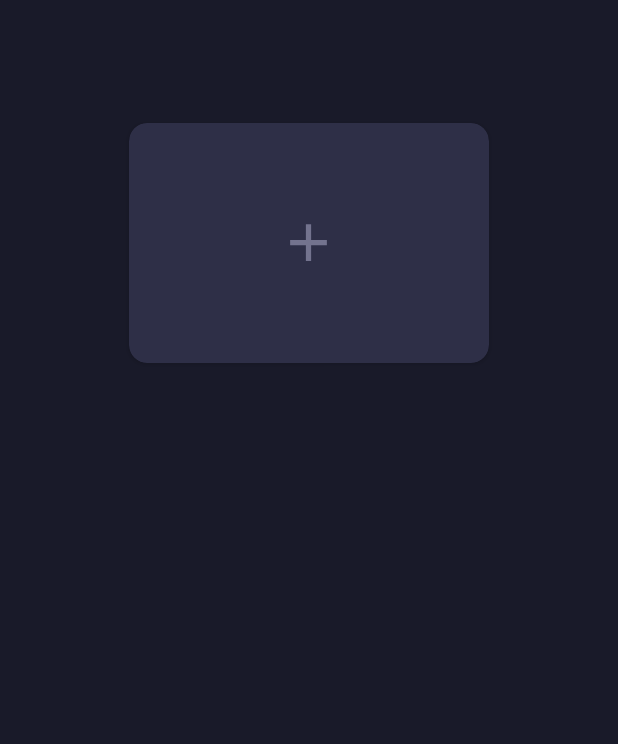
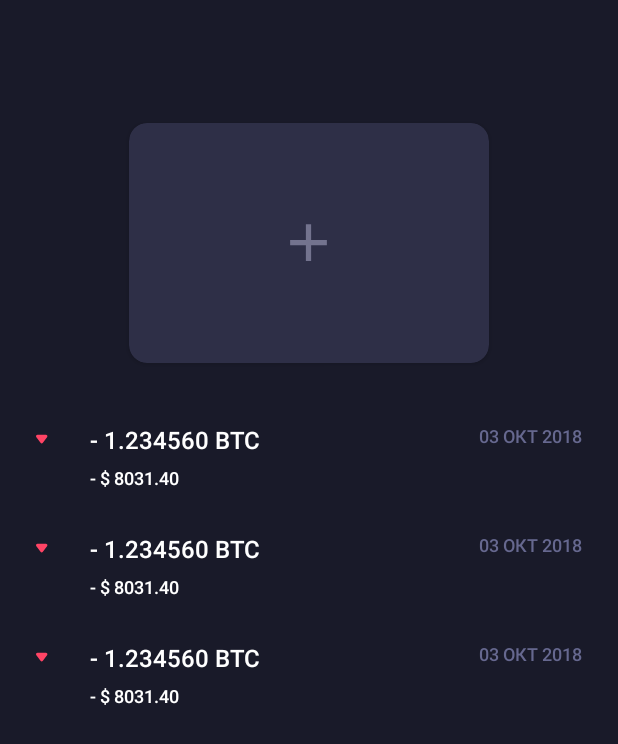
Before and after one commit to AnnaSedykh/LoftCoin, an Android app: the layout fragment_wallets.xml on its own in the app's theme, with its tools: preview values and no code run, on a phone screen of 412 x 824 dp. Shown: the top 744 px of the screen. Run offline under Robolectric (Android 15) with nearby library versions, the phone set to English and light mode, and no system bars; network calls fail.

Commit message:
Homework_9

```diff
--- a/app/src/main/java/com/annasedykh/loftcoin/data/api/model/Coin.java
+++ b/app/src/main/java/com/annasedykh/loftcoin/data/api/model/Coin.java
@@ -6,7 +6,8 @@ import java.util.Map;
 
 public class Coin {
 
-    public int id;
+    @SerializedName("id")
+    public int coinId;
 
     public String name;
 
--- a/app/src/main/java/com/annasedykh/loftcoin/data/db/Database.java
+++ b/app/src/main/java/com/annasedykh/loftcoin/data/db/Database.java
@@ -1,6 +1,8 @@
 package com.annasedykh.loftcoin.data.db;
 
 import com.annasedykh.loftcoin.data.db.model.CoinEntity;
+import com.annasedykh.loftcoin.data.db.model.TransactionEntity;
+import com.annasedykh.loftcoin.data.db.model.TransactionModel;
 import com.annasedykh.loftcoin.data.db.model.WalletEntity;
 import com.annasedykh.loftcoin.data.db.model.WalletModel;
 
@@ -14,9 +16,13 @@ public interface Database {
 
     void saveWallet(WalletEntity wallet);
 
+    void saveTransaction(List<TransactionEntity> transactions);
+
     Flowable<List<CoinEntity>> getCoins();
 
     Flowable<List<WalletModel>> getWallets();
 
+    Flowable<List<TransactionModel>> getTransactions(String walletId);
+
     CoinEntity getCoin(String symbol);
 }
--- a/app/src/main/java/com/annasedykh/loftcoin/data/db/model/CoinEntity.java
+++ b/app/src/main/java/com/annasedykh/loftcoin/data/db/model/CoinEntity.java
@@ -10,7 +10,7 @@ import com.annasedykh.loftcoin.data.model.Fiat;
 public class CoinEntity {
 
     @PrimaryKey
-    public int id;
+    public int coinId;
 
     public String name;
 
--- a/app/src/main/java/com/annasedykh/loftcoin/data/db/model/CoinEntityMapper.java
+++ b/app/src/main/java/com/annasedykh/loftcoin/data/db/model/CoinEntityMapper.java
@@ -21,7 +21,7 @@ public class CoinEntityMapper {
     private CoinEntity mapCoin(Coin coin) {
         CoinEntity entity = new CoinEntity();
 
-        entity.id = coin.id;
+        entity.coinId = coin.coinId;
         entity.name = coin.name;
         entity.symbol = coin.symbol;
         entity.slug = coin.slug;
--- a/app/src/main/java/com/annasedykh/loftcoin/data/db/room/AppDatabase.java
+++ b/app/src/main/java/com/annasedykh/loftcoin/data/db/room/AppDatabase.java
@@ -4,9 +4,10 @@ import android.arch.persistence.room.Database;
 import android.arch.persistence.room.RoomDatabase;
 
 import com.annasedykh.loftcoin.data.db.model.CoinEntity;
+import com.annasedykh.loftcoin.data.db.model.TransactionEntity;
 import com.annasedykh.loftcoin.data.db.model.WalletEntity;
 
-@Database(entities = {CoinEntity.class, WalletEntity.class}, version = 1)
+@Database(entities = {CoinEntity.class, WalletEntity.class, TransactionEntity.class}, version = 1)
 public abstract class AppDatabase extends RoomDatabase {
 
     public abstract CoinDao coinDao();
--- a/app/src/main/java/com/annasedykh/loftcoin/screens/main/rate/RateAdapter.java
+++ b/app/src/main/java/com/annasedykh/loftcoin/screens/main/rate/RateAdapter.java
@@ -61,7 +61,7 @@ class RateAdapter extends RecyclerView.Adapter<RateAdapter.RateViewHolder> {
 
     @Override
     public long getItemId(int position) {
-        return coins.get(position).id;
+        return coins.get(position).coinId;
     }
 
     static class RateViewHolder extends RecyclerView.ViewHolder {
--- a/app/src/main/java/com/annasedykh/loftcoin/screens/main/wallets/WalletsViewModel.java
+++ b/app/src/main/java/com/annasedykh/loftcoin/screens/main/wallets/WalletsViewModel.java
@@ -6,6 +6,7 @@ import android.arch.lifecycle.LiveData;
 import android.support.annotation.NonNull;
 
 import com.annasedykh.loftcoin.data.db.model.CoinEntity;
+import com.annasedykh.loftcoin.data.db.model.TransactionModel;
 import com.annasedykh.loftcoin.data.db.model.WalletModel;
 
 import java.util.List;
@@ -22,9 +23,13 @@ public abstract class WalletsViewModel extends AndroidViewModel {
 
     public abstract void onCurrencySelected(CoinEntity coin);
 
+    public abstract void onWalletChanged(int position);
+
     public abstract LiveData<Object> selectCurrency();
 
     public abstract LiveData<List<WalletModel>> wallets();
+
+    public abstract LiveData<List<TransactionModel>> transactions();
 
     public abstract LiveData<Boolean> walletsVisible();
 
--- /dev/null
+++ b/app/src/main/res/drawable/ic_transaction_expense.xml
@@ -0,0 +1,9 @@
+<vector xmlns:android="http://schemas.android.com/apk/res/android"
+    android:width="8dp"
+    android:height="7dp"
+    android:viewportWidth="8"
+    android:viewportHeight="7">
+    <path
+        android:fillColor="#FF4465"
+        android:pathData="M6.569,0.423h-5.53a1,1 0,0 0,-0.79 1.613l2.765,3.567a1,1 0,0 0,1.58 0L7.36,2.036a1,1 0,0 0,-0.79 -1.613z" />
+</vector>
--- a/app/src/main/res/layout/fragment_wallets.xml
+++ b/app/src/main/res/layout/fragment_wallets.xml
@@ -5,7 +5,8 @@
     android:layout_width="match_parent"
     android:layout_height="match_parent"
     android:orientation="vertical"
-    tools:context=".screens.main.wallets.WalletsFragment">
+    tools:context=".screens.main.wallets.WalletsFragment"
+    tools:ignore="MissingDefaultResource">
 
     <android.support.v7.widget.Toolbar
         android:id="@+id/wallets_toolbar"
@@ -43,7 +44,7 @@
     <android.support.v7.widget.RecyclerView
         android:id="@+id/transactions_recycler"
         android:layout_width="match_parent"
-        android:layout_height="match_parent"/>
-
+        android:layout_height="match_parent"
+        tools:listitem="@layout/item_transaction"/>
 
 </LinearLayout>
--- /dev/null
+++ b/app/src/main/res/layout/item_transaction.xml
@@ -0,0 +1,56 @@
+<?xml version="1.0" encoding="utf-8"?>
+<RelativeLayout xmlns:android="http://schemas.android.com/apk/res/android"
+    xmlns:tools="http://schemas.android.com/tools"
+    android:layout_width="match_parent"
+    android:layout_height="wrap_content"
+    android:paddingStart="24dp"
+    android:paddingTop="14dp"
+    android:paddingEnd="24dp"
+    android:paddingBottom="14dp">
+
+    <TextView
+        android:id="@+id/transaction_date"
+        android:layout_width="wrap_content"
+        android:layout_height="wrap_content"
+        android:layout_alignParentEnd="true"
+        android:fontFamily="sans-serif-medium"
+        android:textAllCaps="true"
+        android:textColor="@color/secondary_text_color_dark"
+        android:textSize="12sp"
+        tools:text="03 окт 2018" />
+
+    <ImageView
+        android:id="@+id/transaction_icon"
+        android:layout_width="wrap_content"
+        android:layout_height="wrap_content"
+        android:layout_alignTop="@id/transaction_crypto_amount"
+        android:layout_alignBottom="@id/transaction_crypto_amount"
+        tools:src="@drawable/ic_transaction_expense" />
+
+    <TextView
+        android:id="@+id/transaction_crypto_amount"
+        android:layout_width="match_parent"
+        android:layout_height="wrap_content"
+        android:layout_marginStart="36dp"
+        android:layout_toStartOf="@id/transaction_date"
+        android:ellipsize="end"
+        android:fontFamily="sans-serif-medium"
+        android:lines="1"
+        android:textColor="@color/white"
+        android:textSize="16sp"
+        tools:text="- 1.234560 BTC" />
+
+    <TextView
+        android:id="@+id/transaction_fiat_amount"
+        android:layout_width="match_parent"
+        android:layout_height="wrap_content"
+        android:layout_below="@id/transaction_crypto_amount"
+        android:layout_marginStart="36dp"
+        android:layout_marginTop="6dp"
+        android:fontFamily="sans-serif-medium"
+        android:textColor="@color/white"
+        android:textSize="12sp"
+        tools:text="- $ 8031.40" />
+
+
+</RelativeLayout>
```
Also changed, not shown: app/src/main/java/com/annasedykh/loftcoin/data/db/model/TransactionEntity.java (added, +26 -0 lines), app/src/main/java/com/annasedykh/loftcoin/data/db/model/TransactionModel.java (added, +12 -0 lines), app/src/main/java/com/annasedykh/loftcoin/data/db/room/DatabaseRoomImpl.java (+12 -0 lines), app/src/main/java/com/annasedykh/loftcoin/data/db/room/WalletDao.java (+9 -1 lines), app/src/main/java/com/annasedykh/loftcoin/screens/main/wallets/WalletsFragment.java (+77 -1 lines), app/src/main/java/com/annasedykh/loftcoin/screens/main/wallets/WalletsViewModelImpl.java (+56 -1 lines), app/src/main/java/com/annasedykh/loftcoin/screens/main/wallets/adapters/TransactionsAdapter.java (added, +138 -0 lines), app/src/main/res/drawable/ic_transaction_income.xml (added, +9 -0 lines), 1 other file.
